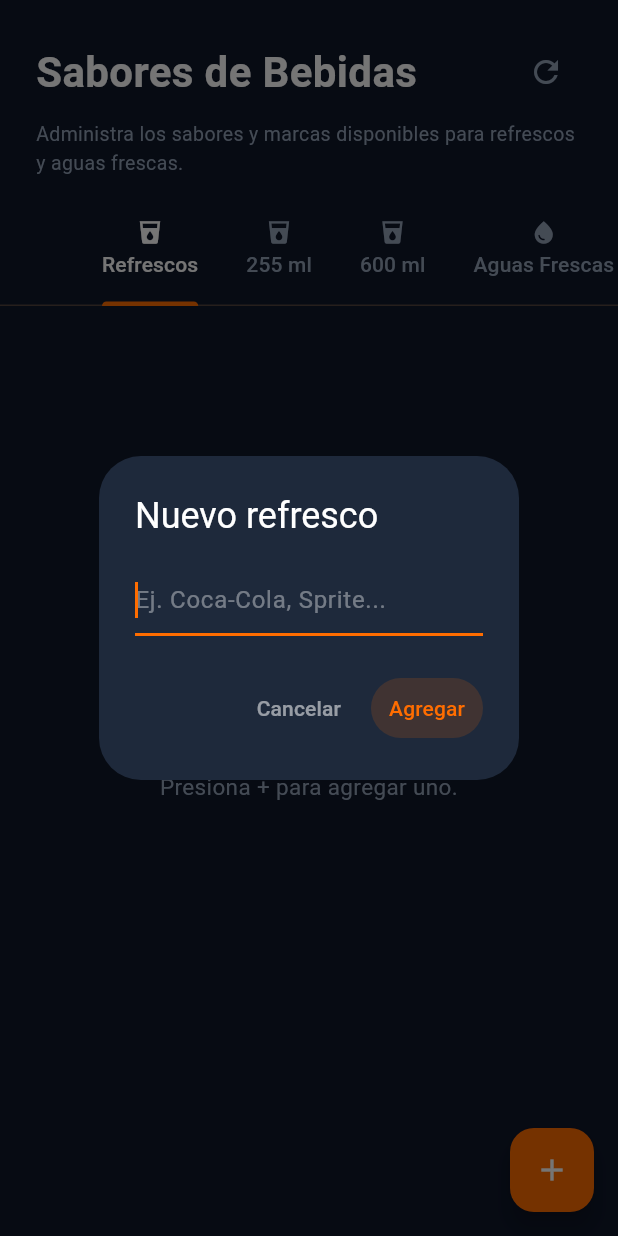
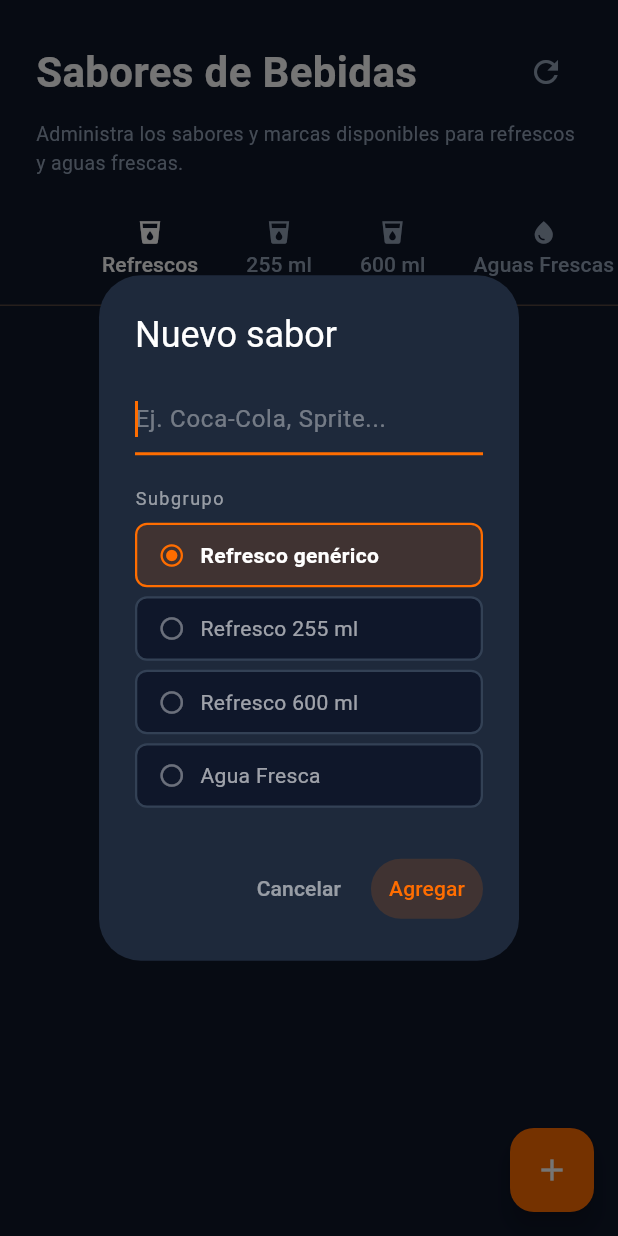
Before and after one commit to gorditasmh2020rigoberto/restaurant, a Flutter app: the DrinkFlavorsManagementView screen opened directly, after a tap on the "add" icon, on a phone screen of 412 x 824 dp. Run offline on Flutter 3.47's test engine with Material 3 defaults, Android fonts, the phone set to English and light mode, and no system bars; our stand-ins replace audioplayers, image_picker, pdf, printing, shared_preferences, supabase_flutter; missing offline and left inert: dart:html; accounts and stored records are empty; key blocks and very long unbroken strings in the code were emptied for the run.

Commit message:
feat: selector de subgrupo en diálogo editar/agregar sabor de bebida (#30)
Agrega un selector visual de subgrupo (Refresco genérico, 255 ml, 600 ml,
Agua Fresca) en el diálogo de crear/editar sabores de bebidas del admin.
Al cambiar el subgrupo al editar, mueve el sabor a la lista correcta local
y actualiza el campo 'type' en Supabase.

Co-authored-by: Mariano Leyva <marianoleyva@MacBook-Air-de-Mariano.local>
Co-authored-by: Claude Sonnet 4.6 <noreply@anthropic.com>

```diff
--- a/lib/views/drink_flavors_management_view.dart
+++ b/lib/views/drink_flavors_management_view.dart
@@ -137,31 +137,76 @@ class _DrinkFlavorsManagementViewState extends State<DrinkFlavorsManagementView>
   Future<void> _showFlavorDialog({Map<String, dynamic>? flavor, required String type}) async {
     final isEditing = flavor != null;
     final nameController = TextEditingController(text: isEditing ? flavor['name'] as String : '');
-    final hint = type == 'agua_fresca' ? 'Ej. Jamaica, Horchata...' : 'Ej. Coca-Cola, Sprite...';
+    String selectedType = isEditing ? (flavor['type'] as String? ?? type) : type;
+
+    const typeOptions = [
+      ('refresco',     'Refresco genérico'),
+      ('refresco_255', 'Refresco 255 ml'),
+      ('refresco_600', 'Refresco 600 ml'),
+      ('agua_fresca',  'Agua Fresca'),
+    ];
 
     await showDialog(
       context: context,
-      builder: (ctx) => AlertDialog(
+      builder: (ctx) => StatefulBuilder(
+        builder: (ctx, setDlgState) => AlertDialog(
           backgroundColor: const Color(0xFF1E293B),
           title: Text(
-          isEditing ? 'Editar sabor' : (type == 'agua_fresca' ? 'Nuevo sabor de agua' : type == 'refresco_255' ? 'Nuevo sabor 255ml' : type == 'refresco_600' ? 'Nuevo sabor 600ml' : 'Nuevo refresco'),
+            isEditing ? 'Editar sabor' : 'Nuevo sabor',
             style: const TextStyle(color: Colors.white),
           ),
-        content: TextField(
+          content: Column(
+            mainAxisSize: MainAxisSize.min,
+            crossAxisAlignment: CrossAxisAlignment.start,
+            children: [
+              TextField(
                 controller: nameController,
                 autofocus: true,
                 style: const TextStyle(color: Colors.white),
                 textCapitalization: TextCapitalization.sentences,
                 decoration: InputDecoration(
-            hintText: hint,
+                  hintText: selectedType == 'agua_fresca' ? 'Ej. Jamaica, Horchata...' : 'Ej. Coca-Cola, Sprite...',
                   hintStyle: const TextStyle(color: Colors.white38),
-            enabledBorder: const UnderlineInputBorder(
-              borderSide: BorderSide(color: Color(0xFFFF6D00)),
-            ),
-            focusedBorder: const UnderlineInputBorder(
-              borderSide: BorderSide(color: Color(0xFFFF6D00), width: 2),
+                  enabledBorder: const UnderlineInputBorder(borderSide: BorderSide(color: Color(0xFFFF6D00))),
+                  focusedBorder: const UnderlineInputBorder(borderSide: BorderSide(color: Color(0xFFFF6D00), width: 2)),
                 ),
               ),
+              const SizedBox(height: 20),
+              const Text('Subgrupo', style: TextStyle(color: Colors.white54, fontSize: 12, letterSpacing: 1)),
+              const SizedBox(height: 8),
+              ...typeOptions.map((opt) {
+                final key = opt.$1;
+                final label = opt.$2;
+                final isSelected = selectedType == key;
+                return GestureDetector(
+                  onTap: () => setDlgState(() => selectedType = key),
+                  child: AnimatedContainer(
+                    duration: const Duration(milliseconds: 150),
+                    margin: const EdgeInsets.only(bottom: 6),
+                    padding: const EdgeInsets.symmetric(horizontal: 14, vertical: 10),
+                    decoration: BoxDecoration(
+                      color: isSelected ? const Color(0xFFFF6D00).withOpacity(0.15) : const Color(0xFF0F172A),
+                      borderRadius: BorderRadius.circular(8),
+                      border: Border.all(
+                        color: isSelected ? const Color(0xFFFF6D00) : const Color(0xFF334155),
+                        width: 1.5,
+                      ),
+                    ),
+                    child: Row(
+                      children: [
+                        Icon(isSelected ? Icons.radio_button_checked : Icons.radio_button_unchecked,
+                            size: 18, color: isSelected ? const Color(0xFFFF6D00) : Colors.white38),
+                        const SizedBox(width: 10),
+                        Text(label, style: TextStyle(
+                          color: isSelected ? Colors.white : Colors.white60,
+                          fontWeight: isSelected ? FontWeight.w600 : FontWeight.w400,
+                        )),
+                      ],
+                    ),
+                  ),
+                );
+              }),
+            ],
           ),
           actions: [
             TextButton(
@@ -175,16 +220,24 @@ class _DrinkFlavorsManagementViewState extends State<DrinkFlavorsManagementView>
                 Navigator.pop(ctx);
                 try {
                   if (isEditing) {
-                  _updateLocal(type, flavor['id'], {'name': name});
-                  await _supabase.from('drink_flavors').update({'name': name}).eq('id', flavor['id']);
+                    final oldType = flavor['type'] as String;
+                    if (oldType != selectedType) {
+                      // Mover a otro subgrupo: quitar de lista vieja, agregar a nueva
+                      setState(() => _listForType(oldType).removeWhere((f) => f['id'] == flavor['id']));
+                    }
+                    _updateLocal(selectedType, flavor['id'], {'name': name, 'type': selectedType});
+                    await _supabase.from('drink_flavors')
+                        .update({'name': name, 'type': selectedType}).eq('id', flavor['id']);
+                    // Si cambió de tipo, asegurarse de que esté en la lista correcta
+                    if (oldType != selectedType) _fetchFlavors();
                   } else {
                     final result = await _supabase.from('drink_flavors').insert({
                       'name': name,
-                    'type': type,
+                      'type': selectedType,
                       'available': true,
                     }).select().single();
                     setState(() {
-                    final list = _listForType(type);
+                      final list = _listForType(selectedType);
                       list.add(result);
                       list.sort((a, b) => (a['name'] as String).compareTo(b['name'] as String));
                     });
@@ -198,15 +251,12 @@ class _DrinkFlavorsManagementViewState extends State<DrinkFlavorsManagementView>
                   }
                 }
               },
-            style: TextButton.styleFrom(
-              backgroundColor: const Color(0xFFFF6D00).withOpacity(0.15),
-            ),
-            child: Text(
-              isEditing ? 'Guardar' : 'Agregar',
-              style: const TextStyle(color: Color(0xFFFF6D00)),
-            ),
+              style: TextButton.styleFrom(backgroundColor: const Color(0xFFFF6D00).withOpacity(0.15)),
+              child: Text(isEditing ? 'Guardar' : 'Agregar',
+                  style: const TextStyle(color: Color(0xFFFF6D00))),
             ),
           ],
+        ),
       ),
     );
   }
```
Lines whose indentation alone changed are shown as unchanged.
